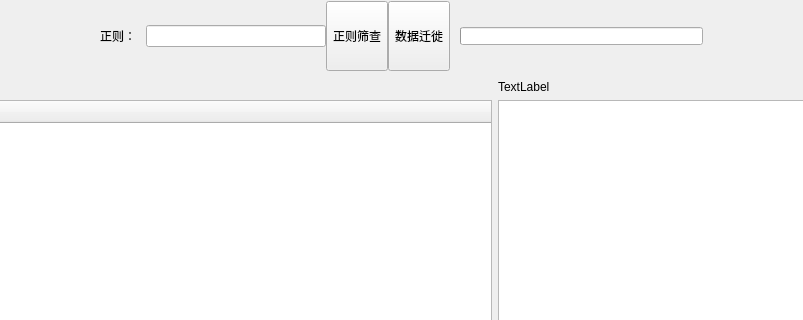
First picture: the form in demo/uidemo2.ui, repository jieche/QT_GUI, before the edit; both pictures show x 187 to 990 and y 0 to 320 of the 1263 by 800 pixel window.
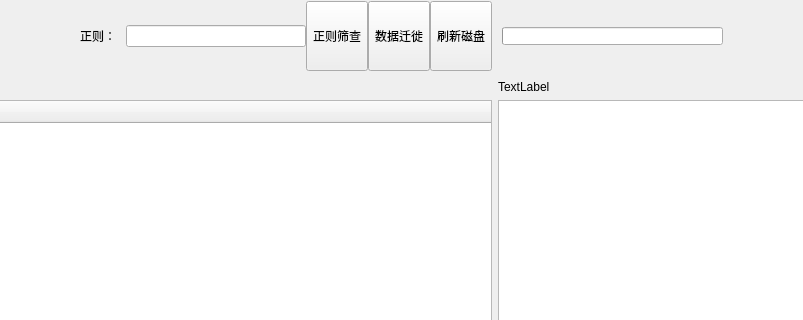
Second picture: the form after the edit. Icons and pictures are not drawn.

Commit message: 刷新磁盘 功能添加

```diff
--- a/demo/uidemo2.ui
+++ b/demo/uidemo2.ui
@@ -253,6 +253,29 @@
            </property>
           </widget>
          </item>
+         <item>
+          <widget class="QToolButton" name="btnRefresh">
+           <property name="sizePolicy">
+            <sizepolicy hsizetype="Fixed" vsizetype="Expanding">
+             <horstretch>0</horstretch>
+             <verstretch>0</verstretch>
+            </sizepolicy>
+           </property>
+           <property name="styleSheet">
+            <string notr="true"/>
+           </property>
+           <property name="text">
+            <string>刷新磁盘</string>
+           </property>
+           <property name="icon">
+            <iconset resource="demo.qrc">
+             <normaloff>:/demo/main_company.png</normaloff>:/demo/main_company.png</iconset>
+           </property>
+           <property name="toolButtonStyle">
+            <enum>Qt::ToolButtonTextUnderIcon</enum>
+           </property>
+          </widget>
+         </item>
         </layout>
        </widget>
       </item>
```
Left out of the diff: 25 changed lines with no effect on the pictures. The commit also changes 5 other files.
